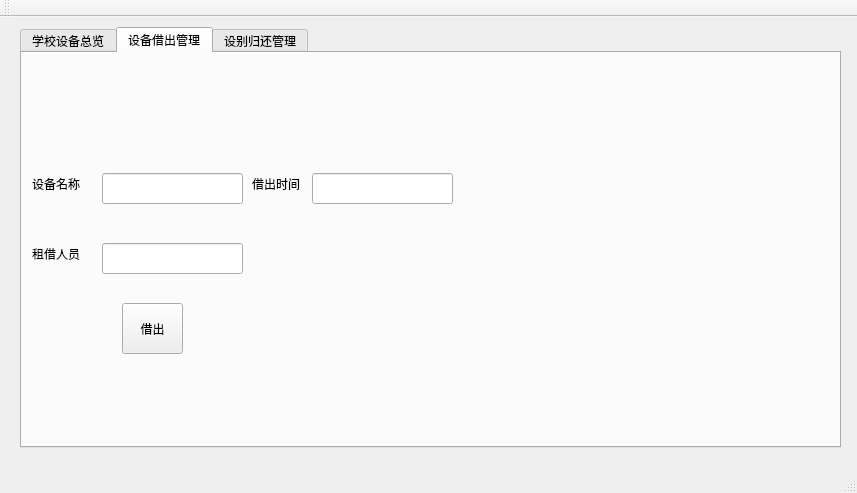
Above: src/mainwindow.ui from guanqian1994/EquipmentManagementSystem before the change. Below: the same form after it.
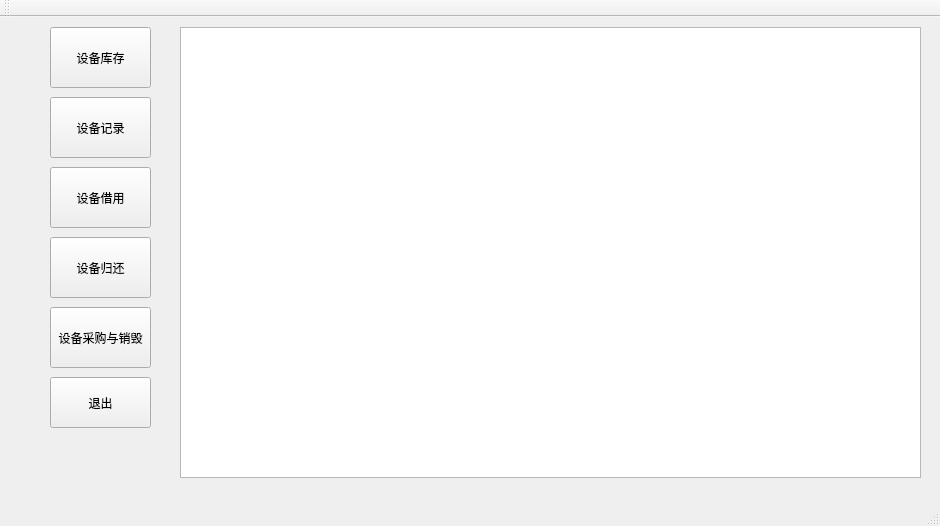
That is the form after the change. The open tabs and pages were chosen to show the change.

The edit to the form file:
```diff
--- a/src/mainwindow.ui
+++ b/src/mainwindow.ui
@@ -6,228 +6,101 @@
    <rect>
     <x>0</x>
     <y>0</y>
-    <width>857</width>
-    <height>493</height>
+    <width>940</width>
+    <height>526</height>
    </rect>
   </property>
   <property name="windowTitle">
    <string>MainWindow</string>
   </property>
   <widget class="QWidget" name="centralWidget">
-   <widget class="QTabWidget" name="tabWidget">
-    <property name="geometry">
-     <rect>
-      <x>20</x>
-      <y>10</y>
-      <width>821</width>
-      <height>421</height>
-     </rect>
-    </property>
-    <property name="currentIndex">
-     <number>0</number>
-    </property>
-    <widget class="QWidget" name="tab1">
-     <attribute name="title">
-      <string>学校设备总览</string>
-     </attribute>
      <widget class="QTableWidget" name="tableWidget">
       <property name="geometry">
        <rect>
-        <x>30</x>
-        <y>40</y>
-        <width>771</width>
-        <height>341</height>
+      <x>180</x>
+      <y>10</y>
+      <width>741</width>
+      <height>451</height>
        </rect>
       </property>
      </widget>
-     <widget class="QLabel" name="label">
-      <property name="geometry">
-       <rect>
-        <x>370</x>
-        <y>20</y>
-        <width>54</width>
-        <height>12</height>
-       </rect>
-      </property>
-      <property name="text">
-       <string>设备总览</string>
-      </property>
-     </widget>
-    </widget>
-    <widget class="QWidget" name="tab2">
-     <attribute name="title">
-      <string>设备借出管理</string>
-     </attribute>
      <widget class="QPushButton" name="pushButton">
       <property name="geometry">
        <rect>
-        <x>100</x>
-        <y>250</y>
-        <width>61</width>
-        <height>51</height>
+      <x>50</x>
+      <y>10</y>
+      <width>101</width>
+      <height>61</height>
        </rect>
       </property>
       <property name="text">
-       <string>借出</string>
-      </property>
-     </widget>
-     <widget class="QLineEdit" name="lineEdit">
-      <property name="geometry">
-       <rect>
-        <x>80</x>
-        <y>120</y>
-        <width>141</width>
-        <height>31</height>
-       </rect>
-      </property>
-     </widget>
-     <widget class="QLineEdit" name="lineEdit_2">
-      <property name="geometry">
-       <rect>
-        <x>290</x>
-        <y>120</y>
-        <width>141</width>
-        <height>31</height>
-       </rect>
-      </property>
-     </widget>
-     <widget class="QLineEdit" name="lineEdit_3">
-      <property name="geometry">
-       <rect>
-        <x>80</x>
-        <y>190</y>
-        <width>141</width>
-        <height>31</height>
-       </rect>
-      </property>
-     </widget>
-     <widget class="QLabel" name="label_2">
-      <property name="geometry">
-       <rect>
-        <x>10</x>
-        <y>120</y>
-        <width>61</width>
-        <height>21</height>
-       </rect>
-      </property>
-      <property name="text">
-       <string>设备名称</string>
-      </property>
-     </widget>
-     <widget class="QLabel" name="label_3">
-      <property name="geometry">
-       <rect>
-        <x>230</x>
-        <y>120</y>
-        <width>61</width>
-        <height>21</height>
-       </rect>
-      </property>
-      <property name="text">
-       <string>借出时间</string>
-      </property>
-     </widget>
-     <widget class="QLabel" name="label_4">
-      <property name="geometry">
-       <rect>
-        <x>10</x>
-        <y>190</y>
-        <width>61</width>
-        <height>21</height>
-       </rect>
-      </property>
-      <property name="text">
-       <string>租借人员</string>
-      </property>
-     </widget>
-    </widget>
-    <widget class="QWidget" name="tab3">
-     <attribute name="title">
-      <string>设别归还管理</string>
-     </attribute>
-     <widget class="QLabel" name="label_5">
-      <property name="geometry">
-       <rect>
-        <x>280</x>
-        <y>100</y>
-        <width>61</width>
-        <height>21</height>
-       </rect>
-      </property>
-      <property name="text">
-       <string>归还时间</string>
+     <string>设备库存</string>
       </property>
      </widget>
      <widget class="QPushButton" name="pushButton_2">
       <property name="geometry">
        <rect>
-        <x>150</x>
-        <y>230</y>
-        <width>61</width>
+      <x>50</x>
+      <y>80</y>
+      <width>101</width>
+      <height>61</height>
+     </rect>
+    </property>
+    <property name="text">
+     <string>设备记录</string>
+    </property>
+   </widget>
+   <widget class="QPushButton" name="pushButton_3">
+    <property name="geometry">
+     <rect>
+      <x>50</x>
+      <y>360</y>
+      <width>101</width>
         <height>51</height>
        </rect>
       </property>
       <property name="text">
-       <string>借出</string>
-      </property>
-     </widget>
-     <widget class="QLineEdit" name="lineEdit_4">
+     <string>退出</string>
+    </property>
+   </widget>
+   <widget class="QPushButton" name="pushButton_4">
       <property name="geometry">
        <rect>
-        <x>130</x>
-        <y>100</y>
-        <width>141</width>
-        <height>31</height>
-       </rect>
-      </property>
-     </widget>
-     <widget class="QLineEdit" name="lineEdit_5">
-      <property name="geometry">
-       <rect>
-        <x>340</x>
-        <y>100</y>
-        <width>141</width>
-        <height>31</height>
-       </rect>
-      </property>
-     </widget>
-     <widget class="QLabel" name="label_6">
+      <x>50</x>
+      <y>290</y>
+      <width>101</width>
+      <height>61</height>
+     </rect>
+    </property>
+    <property name="text">
+     <string>设备采购与销毁</string>
+    </property>
+   </widget>
+   <widget class="QPushButton" name="pushButton_5">
       <property name="geometry">
        <rect>
-        <x>60</x>
-        <y>170</y>
-        <width>61</width>
-        <height>21</height>
+      <x>50</x>
+      <y>150</y>
+      <width>101</width>
+      <height>61</height>
        </rect>
       </property>
       <property name="text">
-       <string>归还人员</string>
-      </property>
-     </widget>
-     <widget class="QLineEdit" name="lineEdit_6">
+     <string>设备借用</string>
+    </property>
+   </widget>
+   <widget class="QPushButton" name="pushButton_6">
       <property name="geometry">
        <rect>
-        <x>130</x>
-        <y>170</y>
-        <width>141</width>
-        <height>31</height>
-       </rect>
-      </property>
-     </widget>
-     <widget class="QLabel" name="label_7">
-      <property name="geometry">
-       <rect>
-        <x>60</x>
-        <y>100</y>
-        <width>61</width>
-        <height>21</height>
-       </rect>
-      </property>
+      <x>50</x>
+      <y>220</y>
+      <width>101</width>
+      <height>61</height>
+     </rect>
+    </property>
       <property name="text">
-       <string>设备名称</string>
-      </property>
-     </widget>
-    </widget>
+     <string>设备归还</string>
+    </property>
    </widget>
   </widget>
   <widget class="QMenuBar" name="menuBar">
```
Left out of the diff: 2 changed lines with no effect on the pictures. Lines whose indentation alone changed are shown as unchanged.
